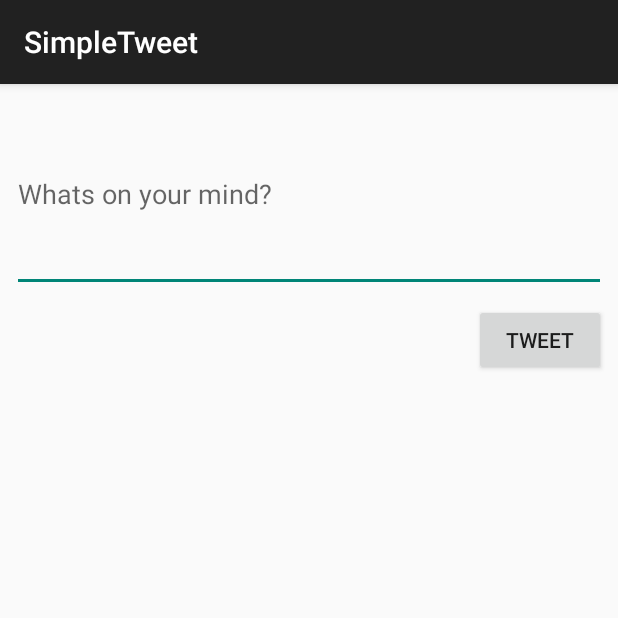
After one commit to CeesWang/CodePath-simpleTwitter, an Android app: the ComposeActivity screen opened directly, with no data from a screen before it, on a phone screen of 412 x 824 dp, the top half of it. The commit adds this screen. Run offline under Robolectric (Android 15) with nearby library versions, the phone set to English and light mode, and no system bars; our stand-ins replace Room's generated code; libraries missing offline, so code that uses them is left out: com.facebook.stetho, com.loopj.android, cz.msebera.android, org.parceler; 1 statement that could not run was skipped.

Commit message:
added second part of project

```diff
--- a/app/build.gradle
+++ b/app/build.gradle
@@ -46,5 +46,7 @@ dependencies {
     implementation 'com.facebook.stetho:stetho:1.5.0'
     implementation 'com.android.support:recyclerview-v7:28.0.0'
     implementation 'com.android.support:support-v4:28.0.0'
+    implementation 'org.parceler:parceler-api:1.1.12'
+    annotationProcessor 'org.parceler:parceler:1.1.12'
 
 }
--- a/app/src/main/AndroidManifest.xml
+++ b/app/src/main/AndroidManifest.xml
@@ -13,7 +13,8 @@
         android:icon="@drawable/ic_launcher"
         android:label="@string/app_name"
         android:theme="@style/AppTheme">
-        <activity android:name=".TimeLineActivity"></activity>
+        <activity android:name=".ComposeActivity"></activity>
+        <activity android:name=".TimeLineActivity" />
         <activity
             android:name=".LoginActivity"
             android:label="@string/app_name"
--- /dev/null
+++ b/app/src/main/java/com/codepath/apps/restclienttemplate/ComposeActivity.java
@@ -0,0 +1,68 @@
+package com.codepath.apps.restclienttemplate;
+
+import android.content.Intent;
+import android.os.Bundle;
+import android.support.v7.app.AppCompatActivity;
+import android.util.Log;
+import android.view.View;
+import android.widget.Button;
+import android.widget.EditText;
+import android.widget.Toast;
+
+import com.codepath.apps.restclienttemplate.models.Tweet;
+import com.loopj.android.http.JsonHttpResponseHandler;
+
+import org.json.JSONException;
+import org.json.JSONObject;
+import org.parceler.Parcels;
+
+import cz.msebera.android.httpclient.Header;
+
+public class ComposeActivity extends AppCompatActivity {
+
+    private EditText etCompose;
+    private Button btnTweet;
+    private TwitterClient client;
+    public static final int MAX_TWEET_LENGTH = 140;
+
+    @Override
+    protected void onCreate(Bundle savedInstanceState) {
+        super.onCreate(savedInstanceState);
+        setContentView(R.layout.activity_compose);
+        etCompose = findViewById(R.id.etCompose);
+        btnTweet = findViewById(R.id.btnTweet);
+        client = TwitterApp.getRestClient(this);
+        btnTweet.setOnClickListener(new View.OnClickListener() {
+            @Override
+            public void onClick(View view) {
+                String tweetContent = etCompose.getText().toString();
+                if (tweetContent.isEmpty()) {
+                    Toast.makeText(ComposeActivity.this, "Your tweet is empty!", Toast.LENGTH_LONG).show();
+                    return;
+                }
+                if (tweetContent.length() > MAX_TWEET_LENGTH) {
+                    Toast.makeText(ComposeActivity.this, "Your tweet is too long!" ,Toast.LENGTH_LONG).show();
+                    return;
+                }
+                client.composeTweet(tweetContent, new JsonHttpResponseHandler() {
+                    @Override
+                    public void onSuccess(int statusCode, Header[] headers, JSONObject response) {
+                        Log.d("TwitterClient", "Successfully posted tweet! " + response.toString());
+                        try {
+                            Tweet tweet = Tweet.fromJson(response);
+                            Intent data = new Intent();
+                            data.putExtra("tweet", Parcels.wrap(tweet));
+                            setResult(RESULT_OK, data);
+                        } catch (JSONException e) {
+                            e.printStackTrace();
+                        }
+                    }
+                    @Override
+                    public void onFailure(int statusCode, Header[] headers, String responseString, Throwable throwable) {
+                        Log.e("TwitterClient", "Failed to tweet! " + responseString);
+                    }
+                });
+            }
+        });
+    }
+}
--- a/app/src/main/java/com/codepath/apps/restclienttemplate/models/Tweet.java
+++ b/app/src/main/java/com/codepath/apps/restclienttemplate/models/Tweet.java
@@ -2,13 +2,18 @@ package com.codepath.apps.restclienttemplate.models;
 
 import org.json.JSONException;
 import org.json.JSONObject;
+import org.parceler.Parcel;
 
+@Parcel
 public class Tweet {
 
     public String body;
     public long uid;
     public String createdAt;
     public User user;
+
+    public Tweet() {
+    }
 
     public static Tweet fromJson(JSONObject jsonObject) throws JSONException {
         Tweet tweet = new Tweet();
--- /dev/null
+++ b/app/src/main/res/layout/activity_compose.xml
@@ -0,0 +1,34 @@
+<?xml version="1.0" encoding="utf-8"?>
+<android.support.constraint.ConstraintLayout xmlns:android="http://schemas.android.com/apk/res/android"
+    xmlns:app="http://schemas.android.com/apk/res-auto"
+    xmlns:tools="http://schemas.android.com/tools"
+    android:layout_width="match_parent"
+    android:layout_height="match_parent">
+
+    <EditText
+        android:id="@+id/etCompose"
+        android:layout_width="0dp"
+        android:layout_height="wrap_content"
+        android:layout_marginStart="8dp"
+        android:layout_marginTop="8dp"
+        android:layout_marginEnd="8dp"
+        android:autofillHints=""
+        android:ems="10"
+        android:hint="@string/compose_hint"
+        android:inputType="textMultiLine"
+        android:minLines="5"
+        app:layout_constraintEnd_toEndOf="parent"
+        app:layout_constraintStart_toStartOf="parent"
+        app:layout_constraintTop_toTopOf="parent" />
+
+    <Button
+        android:id="@+id/btnTweet"
+        android:layout_width="wrap_content"
+        android:layout_height="wrap_content"
+        android:layout_marginTop="8dp"
+        android:layout_marginEnd="8dp"
+        android:text="@string/tweet"
+        app:layout_constraintEnd_toEndOf="parent"
+        app:layout_constraintTop_toBottomOf="@+id/etCompose" />
+
+</android.support.constraint.ConstraintLayout>
--- a/app/src/main/res/values/strings.xml
+++ b/app/src/main/res/values/strings.xml
@@ -5,5 +5,8 @@
     <string name="login_label">Log in</string>
     <string name="intent_scheme">oauth</string>
     <string name="intent_host">cprest</string>
+    <string name="item">Item</string>
+    <string name="compose_hint">Whats on your mind?</string>
+    <string name="tweet">Tweet</string>
 
 </resources>
```
Also changed, not shown: app/src/main/java/com/codepath/apps/restclienttemplate/TimeLineActivity.java (+38 -3 lines), app/src/main/java/com/codepath/apps/restclienttemplate/TwitterClient.java (+7 -0 lines), app/src/main/java/com/codepath/apps/restclienttemplate/models/User.java (+6 -1 lines), app/src/main/res/menu/menu_main.xml (added, +10 -0 lines).
